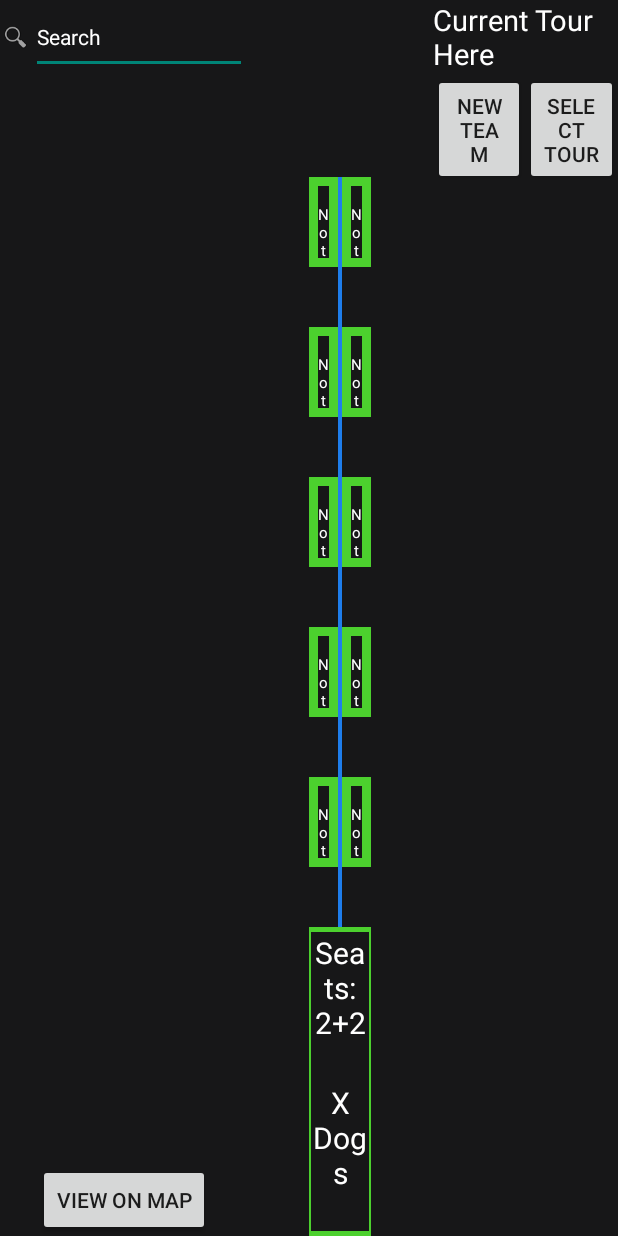
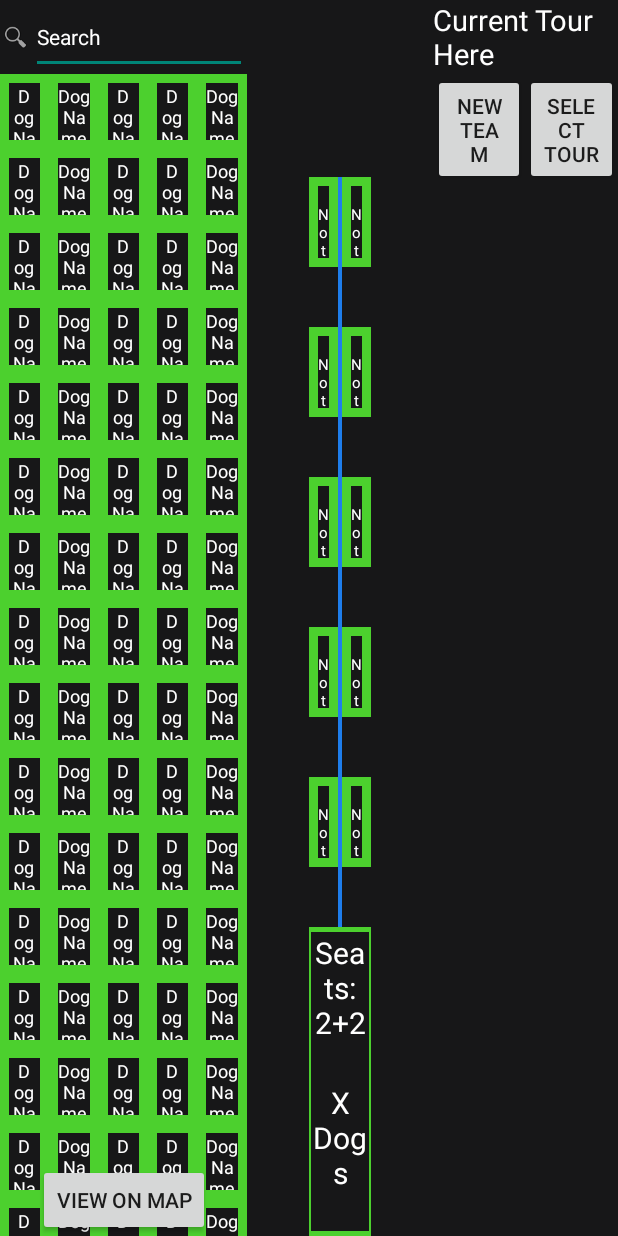
Before and after one commit to AndreasLK/KennelManager, an Android app built with Jetpack Compose: the screen it shows after launch (MainActivity), on a phone screen of 412 x 824 dp. Run offline under Robolectric (Android 15) with nearby library versions, the phone set to English and light mode, and no system bars.

Commit message:
Teambuilder Adapter added

```diff
--- a/app/src/main/java/com/diarreatracker/TeamBuilderScreenManager.kt
+++ b/app/src/main/java/com/diarreatracker/TeamBuilderScreenManager.kt
@@ -2,9 +2,11 @@ package com.diarreatracker
 
 import android.content.Context
 import androidx.constraintlayout.widget.ConstraintLayout
+import androidx.recyclerview.widget.GridLayoutManager
 import androidx.recyclerview.widget.LinearLayoutManager
 import androidx.recyclerview.widget.RecyclerView
 import com.diarreatracker.ui.GanglineAdapter
+import com.diarreatracker.ui.TeamBuilderDogAdapter
 import com.example.diarreatracker.R
 
 class TeamBuilderScreenManager(
@@ -19,9 +21,15 @@ class TeamBuilderScreenManager(
 
     }
 
+    private val dogRecycler = layout.rootView.findViewById<RecyclerView>(R.id.teamBuilderDogRecycler)
+    private val dogRecyclerManager = GridLayoutManager(context, 5)
+
     fun initialize(){
         gangline.layoutManager = ganglineManager
         gangline.adapter = GanglineAdapter(5)
+        dogRecycler.layoutManager = dogRecyclerManager
+        dogRecycler.adapter = TeamBuilderDogAdapter(100)
+
 
 
     }
--- /dev/null
+++ b/app/src/main/java/com/diarreatracker/ui/TeamBuilderDogAdapter.kt
@@ -0,0 +1,33 @@
+package com.diarreatracker.ui
+
+import android.view.LayoutInflater
+import android.view.View
+import android.view.ViewGroup
+import androidx.recyclerview.widget.RecyclerView
+import com.example.diarreatracker.R
+
+class TeamBuilderDogAdapter(
+    private var itemCount: Int
+):RecyclerView.Adapter<TeamBuilderDogAdapter.ViewHolder>() {
+
+    inner class ViewHolder(ItemView: View) : RecyclerView.ViewHolder(ItemView){
+
+        fun bind(){
+
+        }
+
+    }
+
+    override fun onCreateViewHolder(parent: ViewGroup, viewType: Int): ViewHolder {
+        val view = LayoutInflater.from(parent.context).inflate(R.layout.teambuilder_dog_element, parent, false)
+        return ViewHolder(view)
+    }
+
+    override fun getItemCount(): Int {
+        return itemCount
+    }
+
+    override fun onBindViewHolder(holder: ViewHolder, position: Int) {
+        holder.bind()
+    }
+}
--- a/app/src/main/res/layout/teambuilder_dog_element.xml
+++ b/app/src/main/res/layout/teambuilder_dog_element.xml
@@ -2,12 +2,12 @@
 <androidx.constraintlayout.widget.ConstraintLayout xmlns:android="http://schemas.android.com/apk/res/android"
     xmlns:tools="http://schemas.android.com/tools"
     android:layout_width="match_parent"
-    android:layout_height="match_parent"
+    android:layout_height="50dp"
     android:background="@color/dog1"
     xmlns:app="http://schemas.android.com/apk/res-auto">
 
     <TextView
-        android:id="@+id/textView2"
+        android:id="@+id/teamBuilderDogElementNameText"
         android:layout_width="0dp"
         android:layout_height="0dp"
         android:layout_margin="6dp"
```
